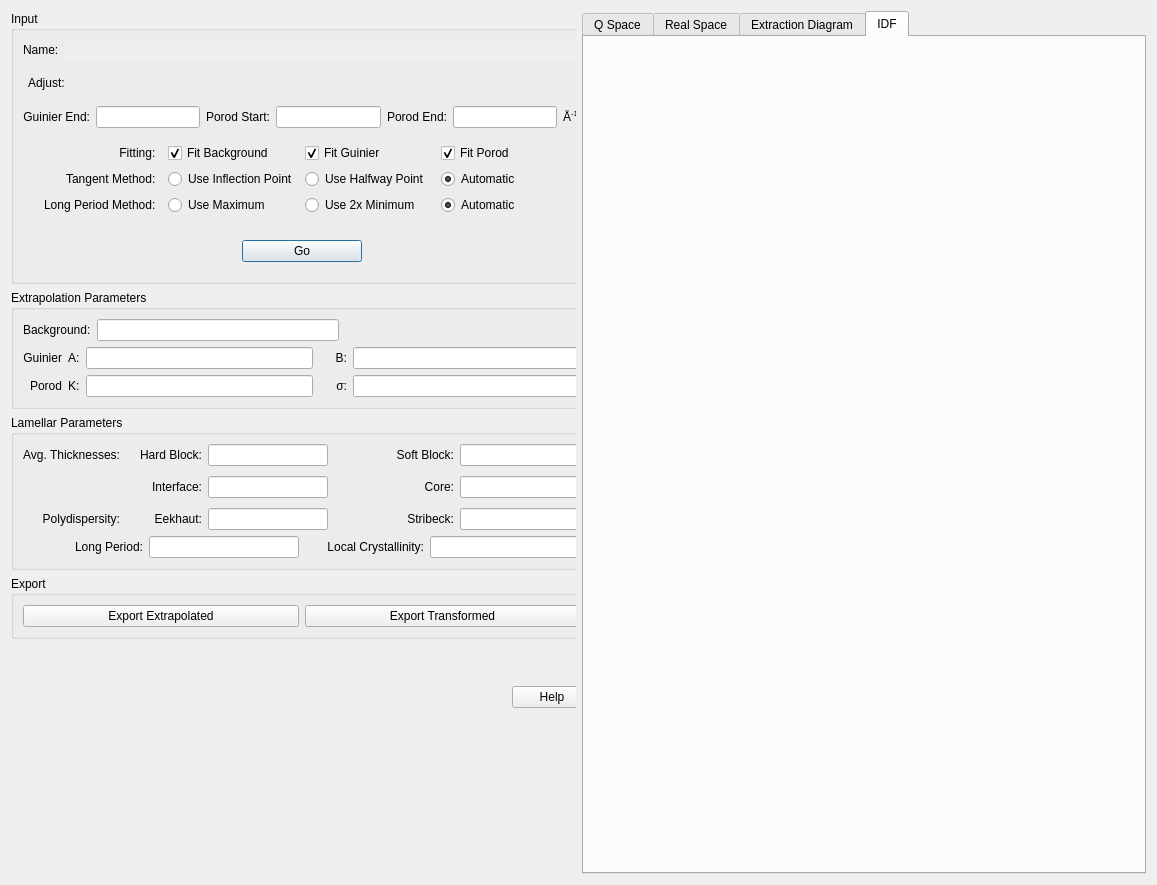
SasView/sasview, file src/sas/qtgui/Perspectives/Corfunc/UI/CorfuncPanel.ui: the form before one commit.
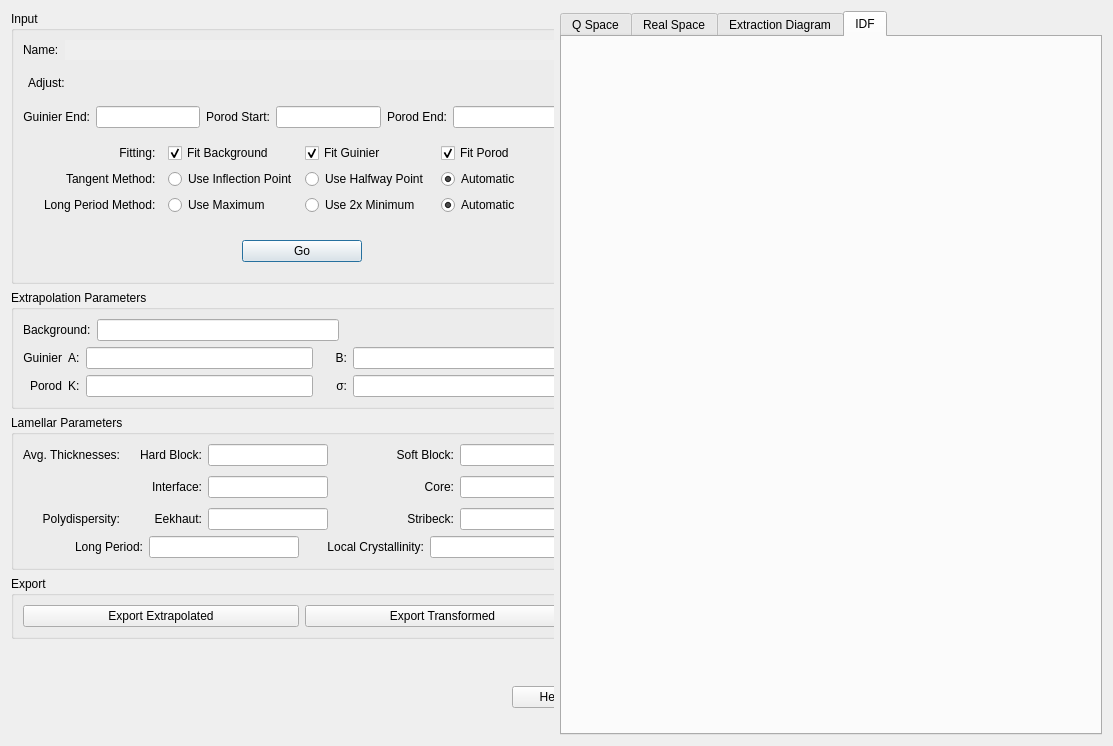
The form after the commit. The open tabs and pages were chosen to show the change.

```diff
--- a/src/sas/qtgui/Perspectives/Corfunc/UI/CorfuncPanel.ui
+++ b/src/sas/qtgui/Perspectives/Corfunc/UI/CorfuncPanel.ui
@@ -6,8 +6,8 @@
    <rect>
     <x>0</x>
     <y>0</y>
-    <width>1157</width>
-    <height>885</height>
+    <width>1113</width>
+    <height>746</height>
    </rect>
   </property>
   <property name="sizePolicy">
@@ -43,7 +43,7 @@
         <x>0</x>
         <y>0</y>
         <width>581</width>
-        <height>871</height>
+        <height>728</height>
        </rect>
       </property>
       <layout class="QVBoxLayout" name="verticalLayout">
```
Left out of the diff: 144 changed lines with no effect on the pictures.
